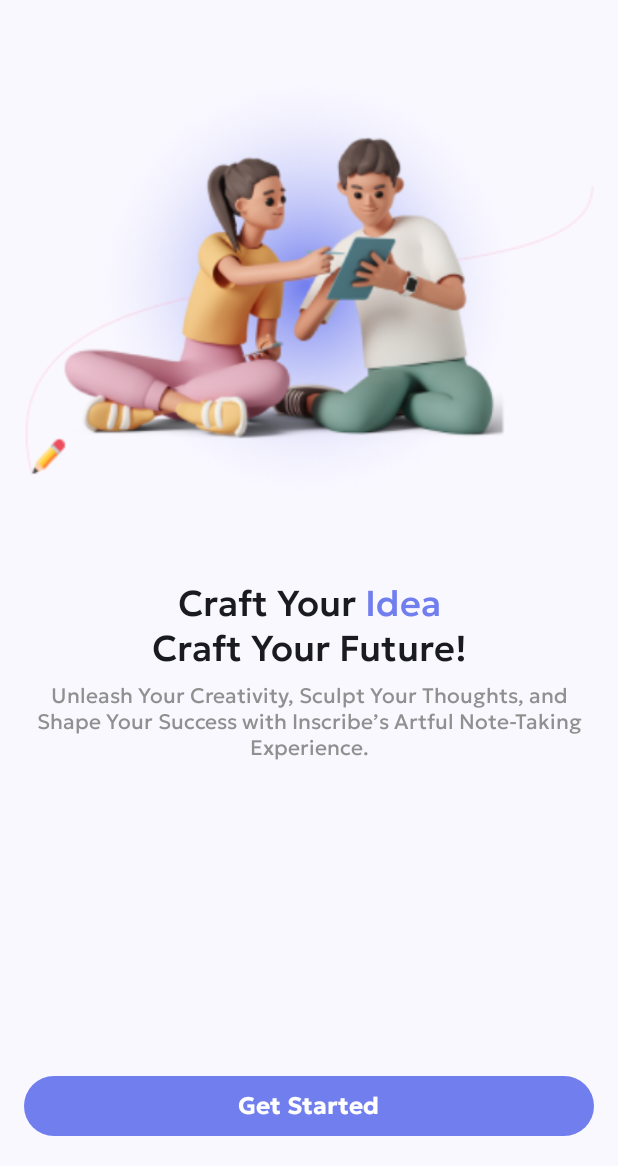
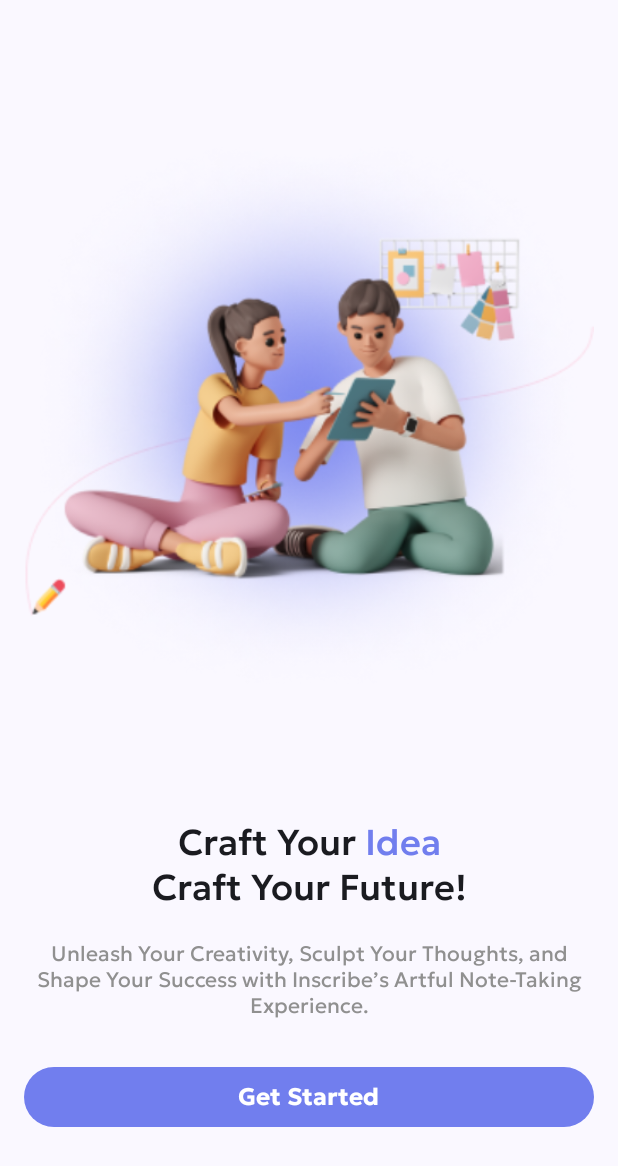
Before and after one commit to Krish-Parekh/Inscribe, an Android app built with Jetpack Compose: the OnBoardingScreen screen opened through its navigation route, on a phone screen of 412 x 824 dp, the part 70-1236 px from its top. Run offline under Robolectric (Android 15) with nearby library versions, the phone set to English and light mode, and no system bars; our stand-ins replace Dagger/Hilt's generated code.

Commit message:
Inscribe: Modified onBoardingScreen UI and state preservation.

```diff
--- a/client-app/app/src/main/java/com/krish/inscribe/MainActivity.kt
+++ b/client-app/app/src/main/java/com/krish/inscribe/MainActivity.kt
@@ -12,6 +12,7 @@ import androidx.navigation.compose.rememberNavController
 import com.krish.inscribe.navigation.Screen
 import com.krish.inscribe.navigation.SetupNavGraph
 import com.krish.inscribe.ui.theme.InscribeTheme
+import com.krish.inscribe.utils.Constants.Companion.BOARDING_COMPLETED
 import com.krish.inscribe.utils.Constants.Companion.JWT_TOKEN
 import dagger.hilt.android.AndroidEntryPoint
 import javax.inject.Inject
@@ -42,7 +43,10 @@ class MainActivity : ComponentActivity() {
 
     private fun getStartDestination(): String {
         val token = sharedPreferences.getString(JWT_TOKEN, "")
-        return if (token.isNullOrEmpty()) {
+        val onBoardingState = sharedPreferences.getBoolean(BOARDING_COMPLETED, false)
+        return if (onBoardingState.not()) {
+            Screen.OnBoardingScreen.route
+        } else if (token.isNullOrEmpty()) {
             Screen.LoginScreen.route
         } else {
             Screen.HomeScreen.route
--- /dev/null
+++ b/client-app/app/src/main/java/com/krish/inscribe/presentation/screens/on_boarding/BoardingScreenViewModel.kt
@@ -0,0 +1,22 @@
+package com.krish.inscribe.presentation.screens.on_boarding
+
+import android.content.SharedPreferences
+import androidx.lifecycle.ViewModel
+import androidx.lifecycle.viewModelScope
+import com.krish.inscribe.utils.Constants.Companion.BOARDING_COMPLETED
+import dagger.hilt.android.lifecycle.HiltViewModel
+import kotlinx.coroutines.Dispatchers
+import kotlinx.coroutines.launch
+import javax.inject.Inject
+
+@HiltViewModel
+class BoardingScreenViewModel @Inject constructor(
+    private val sharedPreferences: SharedPreferences
+) : ViewModel() {
+
+    fun saveOnBoardingState(completed: Boolean){
+        viewModelScope.launch(Dispatchers.IO) {
+            sharedPreferences.edit().putBoolean(BOARDING_COMPLETED, completed).apply()
+        }
+    }
+}
--- a/client-app/app/src/main/java/com/krish/inscribe/presentation/screens/on_boarding/OnBoardingScreen.kt
+++ b/client-app/app/src/main/java/com/krish/inscribe/presentation/screens/on_boarding/OnBoardingScreen.kt
@@ -1,24 +1,20 @@
 package com.krish.inscribe.presentation.screens.on_boarding
 
 
-import android.annotation.SuppressLint
 import androidx.compose.foundation.Image
 import androidx.compose.foundation.background
-import androidx.compose.foundation.border
 import androidx.compose.foundation.layout.Arrangement
 import androidx.compose.foundation.layout.Box
 import androidx.compose.foundation.layout.Column
+import androidx.compose.foundation.layout.PaddingValues
 import androidx.compose.foundation.layout.Spacer
 import androidx.compose.foundation.layout.fillMaxSize
 import androidx.compose.foundation.layout.fillMaxWidth
 import androidx.compose.foundation.layout.height
 import androidx.compose.foundation.layout.padding
-import androidx.compose.foundation.layout.size
 import androidx.compose.material3.Button
 import androidx.compose.material3.ButtonDefaults
-import androidx.compose.material3.Divider
 import androidx.compose.material3.ExperimentalMaterial3Api
-import androidx.compose.material3.MaterialTheme
 import androidx.compose.material3.Scaffold
 import androidx.compose.material3.Text
 import androidx.compose.material3.TopAppBar
@@ -26,8 +22,6 @@ import androidx.compose.runtime.Composable
 import androidx.compose.ui.Alignment
 import androidx.compose.ui.Modifier
 import androidx.compose.ui.graphics.Color
-import androidx.compose.ui.layout.ContentScale
-import androidx.compose.ui.modifier.modifierLocalConsumer
 import androidx.compose.ui.res.painterResource
 import androidx.compose.ui.text.SpanStyle
 import androidx.compose.ui.text.buildAnnotatedString
@@ -35,15 +29,18 @@ import androidx.compose.ui.text.style.TextAlign
 import androidx.compose.ui.text.withStyle
 import androidx.compose.ui.tooling.preview.Preview
 import androidx.compose.ui.unit.dp
+import androidx.hilt.navigation.compose.hiltViewModel
 import com.krish.inscribe.R
 import com.krish.inscribe.ui.theme.SecondaryColor
 import com.krish.inscribe.ui.theme.TertiaryColor
 import com.krish.inscribe.ui.theme.geologicaFont
+import com.krish.inscribe.ui.theme.geologicaFontFamily
 
 @OptIn(ExperimentalMaterial3Api::class)
 @Composable
 fun OnBoardingScreen(
-    navigateToLogin: () -> Unit
+    navigateToLogin: () -> Unit,
+    boardingScreenViewModel: BoardingScreenViewModel = hiltViewModel()
 ) {
     Scaffold(
         topBar = {
@@ -57,7 +54,7 @@ fun OnBoardingScreen(
                 modifier = Modifier.background(Color.Transparent)
             )
         }
-    ) { paddingValues ->
+    ) { paddingValues: PaddingValues ->
         Box(
             modifier = Modifier
                 .padding(top = paddingValues.calculateTopPadding())
@@ -69,57 +66,56 @@ fun OnBoardingScreen(
             Column(
                 modifier = Modifier.fillMaxSize(),
                 horizontalAlignment = Alignment.CenterHorizontally,
-                verticalArrangement = Arrangement.SpaceBetween
-            ) {
-                Column(
-                    modifier = Modifier
-                        .weight(1f),
-                    horizontalAlignment = Alignment.CenterHorizontally,
                 verticalArrangement = Arrangement.Center
             ) {
                 Image(
-                        modifier = Modifier.fillMaxWidth().weight(1f),
-                        painter = painterResource(id = R.drawable.light_illustration),
-                        contentDescription = "onBoardingImage",
-                        contentScale = ContentScale.FillWidth
+                    modifier = Modifier
+                        .fillMaxWidth()
+                        .weight(0.7f),
+                    painter = painterResource(id = R.drawable.on_boarding_banner),
+                    contentDescription = "onBoardingBanner"
                 )
                 Spacer(Modifier.height(8.dp))
                 Column(
-                        modifier = Modifier.weight(0.9f),
+                    modifier = Modifier.weight(0.3f),
                     horizontalAlignment = Alignment.CenterHorizontally,
+                    verticalArrangement = Arrangement.SpaceEvenly
                 ) {
                     Text(
                         buildAnnotatedString {
                             append("Craft Your ")
-                                withStyle(style = SpanStyle(color = TertiaryColor)){
+                            withStyle(style = SpanStyle(color = TertiaryColor)) {
                                 append("Idea")
                             }
                             append("\nCraft Your Future!")
                         },
                         fontFamily = geologicaFont,
-                            fontSize = MaterialTheme.typography.headlineMedium.fontSize,
+                        fontSize = geologicaFontFamily.headlineMedium.fontSize,
                         textAlign = TextAlign.Center
                     )
                     Spacer(Modifier.height(8.dp))
                     Text(
                         text = "Unleash Your Creativity, Sculpt Your Thoughts, and Shape Your Success with Inscribe’s Artful Note-Taking Experience.",
                         fontFamily = geologicaFont,
-                            fontSize = MaterialTheme.typography.bodySmall.fontSize,
-                            fontWeight = MaterialTheme.typography.bodySmall.fontWeight,
+                        fontSize = geologicaFontFamily.bodySmall.fontSize,
+                        fontWeight = geologicaFontFamily.bodySmall.fontWeight,
                         textAlign = TextAlign.Center,
                         color = SecondaryColor
                     )
-                    }
-                }
+                    Spacer(Modifier.height(16.dp))
                     Button(
                         modifier = Modifier.fillMaxWidth(),
                         colors = ButtonDefaults.buttonColors(TertiaryColor),
-                    onClick = navigateToLogin
+                        onClick = {
+                            boardingScreenViewModel.saveOnBoardingState(true)
+                            navigateToLogin.invoke()
+                        }
                     ) {
                         Text(
                             text = "Get Started",
                             fontFamily = geologicaFont,
                         )
+                    }
                 }
             }
         }
--- a/client-app/app/src/main/java/com/krish/inscribe/utils/Constants.kt
+++ b/client-app/app/src/main/java/com/krish/inscribe/utils/Constants.kt
@@ -7,5 +7,6 @@ class Constants {
 
         const val JWT_TOKEN = "jwt_token"
         const val USER_ID = "user_id"
+        const val BOARDING_COMPLETED = "on_boarding_completed"
     }
 }
```
Also changed, not shown: client-app/app/src/main/res/drawable/light_illustration.png (deleted), client-app/app/src/main/res/drawable/on_boarding_banner.png (added). Lines whose indentation alone changed are shown as unchanged.
